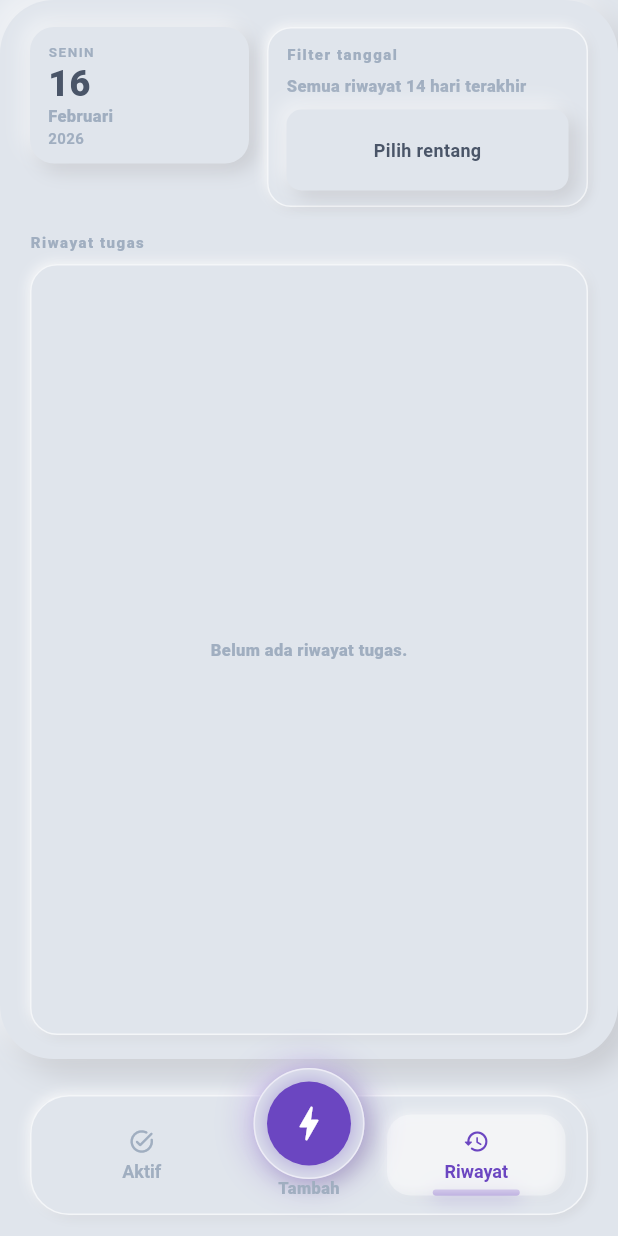
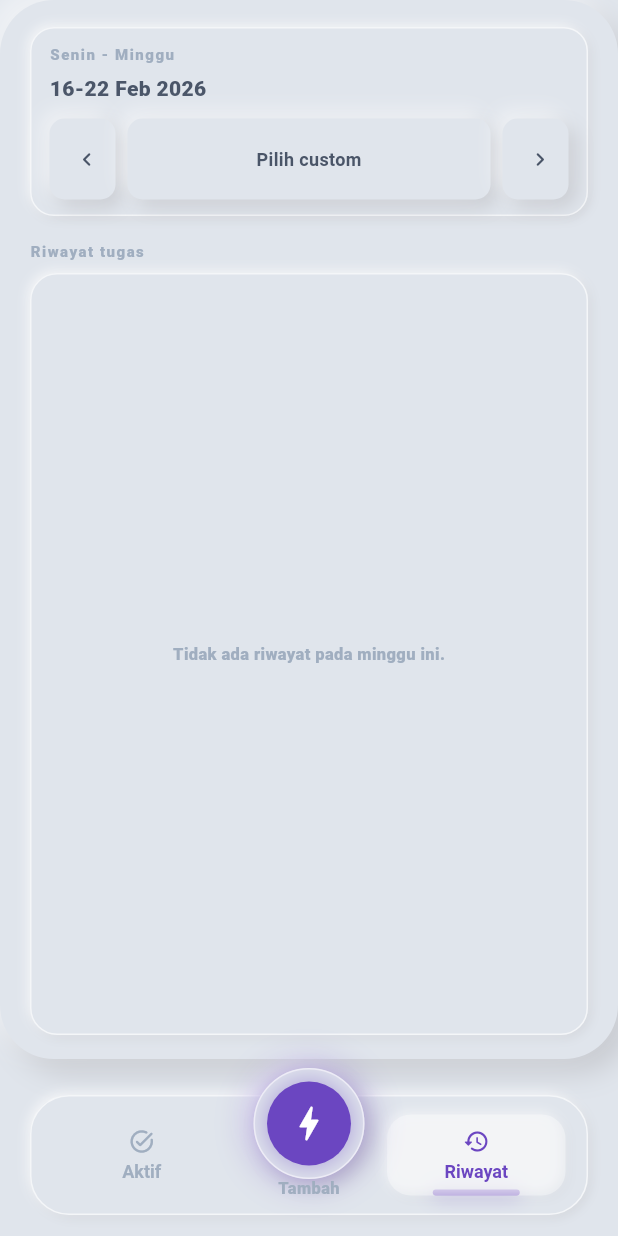
Before and after one commit to Dimas0824/Oi-Kerjain, a Flutter app: the screen it shows after launch, item 3 of the bottom bar chosen, on a phone screen of 412 x 824 dp. Run offline on Flutter 3.47's test engine with Material 3 defaults, Android fonts, the phone set to English and light mode, and no system bars; our stand-ins replace flutter_local_notifications, flutter_riverpod, flutter_timezone, timezone.

Commit message:
feat: Implement custom date range filtering and week navigation in history feature

```diff
--- a/oikerjain/lib/app/di.dart
+++ b/oikerjain/lib/app/di.dart
@@ -150,6 +150,7 @@ final historyControllerProvider =
         getHistoryTasks: ref.watch(getHistoryTasksUseCaseProvider),
         markDone: ref.watch(markDoneUseCaseProvider),
         deleteTask: ref.watch(deleteTaskUseCaseProvider),
+        clock: ref.watch(clockProvider),
       ),
     );
 
--- a/oikerjain/lib/feature/tasks/history/history_page.dart
+++ b/oikerjain/lib/feature/tasks/history/history_page.dart
@@ -9,7 +9,7 @@ import '../../../model/task.dart';
 import '../components/neu_button.dart';
 import '../components/neu_surface.dart';
 import '../home/widgets/delete_task_dialog.dart';
-import 'widgets/history_date_card.dart';
+import 'widgets/history_custom_range_sheet.dart';
 import 'widgets/history_group_section.dart';
 
 class HistoryPage extends ConsumerWidget {
@@ -24,18 +24,53 @@ class HistoryPage extends ConsumerWidget {
     final now = ref.watch(clockProvider).now();
     final groups = _groupTasksByCreatedAt(state.tasks);
 
-    Future<void> pickDateRange() async {
-      final initialRange = _resolveInitialRange(now, state.startDate, state.endDate);
-      final picked = await showDateRangePicker(
+    Future<void> openCustomRangeSheet() async {
+      final firstDate = DateTime(now.year - 10, 1, 1);
+      final lastDate = DateTime(now.year + 10, 12, 31);
+      final initialStart = state.isCustomActive
+          ? state.customStartDate!
+          : state.weekStartDate;
+      final initialEnd = state.isCustomActive
+          ? state.customEndDate!
+          : state.weekEndDate;
+      final clampedStart = _clampDate(
+        initialStart,
+        firstDate: firstDate,
+        lastDate: lastDate,
+      );
+      final clampedEnd = _clampDate(
+        initialEnd,
+        firstDate: firstDate,
+        lastDate: lastDate,
+      );
+
+      final result = await showModalBottomSheet<HistoryRangeSheetResult>(
         context: context,
-        firstDate: DateTime(now.year - 10, 1, 1),
-        lastDate: DateTime(now.year + 10, 12, 31),
-        initialDateRange: initialRange,
+        backgroundColor: Colors.transparent,
+        isScrollControlled: true,
+        builder: (_) => HistoryCustomRangeSheet(
+          initialStartDate: clampedStart,
+          initialEndDate: clampedEnd,
+          firstDate: firstDate,
+          lastDate: lastDate,
+        ),
       );
-      if (picked == null) {
+      if (result == null) {
         return;
       }
-      await controller.setDateRange(start: picked.start, end: picked.end);
+
+      if (result.action == HistoryRangeSheetAction.reset) {
+        await controller.resetToCurrentWeek();
+        return;
+      }
+
+      final start = result.startDate;
+      final end = result.endDate;
+      if (start == null || end == null) {
+        return;
+      }
+
+      await controller.setDateRange(start: start, end: end);
     }
 
     return SafeArea(
@@ -59,60 +94,98 @@ class HistoryPage extends ConsumerWidget {
                     child: Column(
                       crossAxisAlignment: CrossAxisAlignment.start,
                       children: <Widget>[
-                        Row(
-                          crossAxisAlignment: CrossAxisAlignment.start,
-                          children: <Widget>[
-                            HistoryDateCard(date: now),
-                            const SizedBox(width: 12),
-                            Expanded(
-                              child: NeuSurface(
+                        NeuSurface(
+                          key: const Key('history-week-filter-card'),
                           pressed: true,
                           radius: 16,
                           padding: const EdgeInsets.fromLTRB(12, 10, 12, 10),
                           child: Column(
                             crossAxisAlignment: CrossAxisAlignment.start,
                             children: <Widget>[
+                              Row(
+                                children: <Widget>[
                                   const Text(
-                                      'Filter tanggal',
+                                    'Senin - Minggu',
                                     style: UITypography.sectionLabel,
+                                  ),
+                                  const Spacer(),
+                                  if (state.isCustomActive)
+                                    Text(
+                                      'Custom aktif',
+                                      style: UITypography.micro.copyWith(
+                                        color: UIPalette.accent,
+                                      ),
+                                    ),
+                                ],
                               ),
                               const SizedBox(height: 6),
                               Text(
-                                      _filterSummary(state.startDate, state.endDate),
+                                _compactDateRange(
+                                  state.weekStartDate,
+                                  state.weekEndDate,
+                                ),
+                                style: UITypography.bodyStrong,
+                              ),
+                              if (state.isCustomActive) ...<Widget>[
+                                const SizedBox(height: 4),
+                                Text(
+                                  'Range custom: ${_compactDateRange(state.customStartDate!, state.customEndDate!)}',
                                   style: UITypography.captionStrong,
                                 ),
-                                    const SizedBox(height: 8),
+                              ],
+                              const SizedBox(height: 10),
                               Row(
                                 children: <Widget>[
-                                        Expanded(
+                                  SizedBox(
+                                    width: 44,
                                     child: NeuButton(
-                                            key: const Key('history-date-range-button'),
+                                      key: const Key('history-week-prev-button'),
                                       radius: 10,
                                       height: 34,
-                                            onTap: pickDateRange,
-                                            child: const Text('Pilih rentang'),
-                                          ),
-                                        ),
-                                        if (state.hasDateFilter) ...<Widget>[
-                                          const SizedBox(width: 8),
-                                          NeuButton(
-                                            key: const Key('history-clear-filter-button'),
-                                            radius: 10,
-                                            height: 34,
-                                            onTap: controller.clearDateRange,
+                                      onTap: () {
+                                        controller.showPreviousWeek();
+                                      },
                                       child: const Icon(
-                                              Icons.close_rounded,
+                                        Icons.chevron_left_rounded,
                                         size: 18,
                                       ),
                                     ),
-                                        ],
+                                  ),
+                                  const SizedBox(width: 8),
+                                  Expanded(
+                                    child: NeuButton(
+                                      key: const Key('history-custom-range-button'),
+                                      radius: 10,
+                                      height: 34,
+                                      active: state.isCustomActive,
+                                      onTap: openCustomRangeSheet,
+                                      child: Text(
+                                        state.isCustomActive
+                                            ? 'Ubah custom'
+                                            : 'Pilih custom',
+                                      ),
+                                    ),
+                                  ),
+                                  const SizedBox(width: 8),
+                                  SizedBox(
+                                    width: 44,
+                                    child: NeuButton(
+                                      key: const Key('history-week-next-button'),
+                                      radius: 10,
+                                      height: 34,
+                                      onTap: () {
+                                        controller.showNextWeek();
+                                      },
+                                      child: const Icon(
+                                        Icons.chevron_right_rounded,
+                                        size: 18,
+                                      ),
+                                    ),
+                                  ),
                                 ],
                               ),
                             ],
                           ),
-                              ),
-                            ),
-                          ],
                         ),
                         const SizedBox(height: 16),
                         const Row(
@@ -136,9 +209,9 @@ class HistoryPage extends ConsumerWidget {
                               radius: 18,
                               child: Center(
                                 child: Text(
-                                  state.hasDateFilter
+                                  state.isCustomActive
                                       ? 'Tidak ada riwayat pada rentang ini.'
-                                      : 'Belum ada riwayat tugas.',
+                                      : 'Tidak ada riwayat pada minggu ini.',
                                   style: UITypography.captionStrong,
                                 ),
                               ),
@@ -196,30 +269,52 @@ class HistoryPage extends ConsumerWidget {
     );
   }
 
-  DateTimeRange _resolveInitialRange(
-    DateTime now,
-    DateTime? startDate,
-    DateTime? endDate,
-  ) {
-    if (startDate != null && endDate != null) {
-      return DateTimeRange(
-        start: DateTime(startDate.year, startDate.month, startDate.day),
-        end: DateTime(endDate.year, endDate.month, endDate.day),
+  String _compactDateRange(DateTime startDate, DateTime endDate) {
+    final normalizedStart = DateTime(
+      startDate.year,
+      startDate.month,
+      startDate.day,
     );
+    final normalizedEnd = DateTime(endDate.year, endDate.month, endDate.day);
+
+    if (normalizedStart.year == normalizedEnd.year &&
+        normalizedStart.month == normalizedEnd.month) {
+      return '${normalizedStart.day}-${normalizedEnd.day} ${_monthShortName(normalizedStart.month)} ${normalizedStart.year}';
     }
 
-    final normalizedNow = DateTime(now.year, now.month, now.day);
-    return DateTimeRange(
-      start: normalizedNow.subtract(const Duration(days: 6)),
-      end: normalizedNow,
-    );
+    if (normalizedStart.year == normalizedEnd.year) {
+      return '${normalizedStart.day} ${_monthShortName(normalizedStart.month)} - '
+          '${normalizedEnd.day} ${_monthShortName(normalizedEnd.month)} ${normalizedStart.year}';
     }
 
-  String _filterSummary(DateTime? startDate, DateTime? endDate) {
-    if (startDate == null || endDate == null) {
-      return 'Semua riwayat 14 hari terakhir';
+    return '${normalizedStart.day} ${_monthShortName(normalizedStart.month)} ${normalizedStart.year} - '
+        '${normalizedEnd.day} ${_monthShortName(normalizedEnd.month)} ${normalizedEnd.year}';
   }
-    return '${IndonesianDateFormatter.fullDate(startDate)} - ${IndonesianDateFormatter.fullDate(endDate)}';
+
+  String _monthShortName(int month) {
+    final fullName = IndonesianDateFormatter.monthName(month);
+    if (fullName.isEmpty || fullName.length <= 3) {
+      return fullName;
+    }
+    return fullName.substring(0, 3);
+  }
+
+  DateTime _clampDate(
+    DateTime value, {
+    required DateTime firstDate,
+    required DateTime lastDate,
+  }) {
+    final normalized = DateTime(value.year, value.month, value.day);
+    final start = DateTime(firstDate.year, firstDate.month, firstDate.day);
+    final end = DateTime(lastDate.year, lastDate.month, lastDate.day);
+
+    if (normalized.isBefore(start)) {
+      return start;
+    }
+    if (normalized.isAfter(end)) {
+      return end;
+    }
+    return normalized;
   }
 
   List<_HistoryGroup> _groupTasksByCreatedAt(List<Task> tasks) {
```
Also changed, not shown: oikerjain/lib/feature/tasks/history/history_controller.dart (+59 -9 lines), oikerjain/lib/feature/tasks/history/history_state.dart (+34 -11 lines), oikerjain/lib/feature/tasks/history/widgets/history_custom_range_sheet.dart (added, +257 -0 lines), 3 other files. Lines whose indentation alone changed are shown as unchanged.
